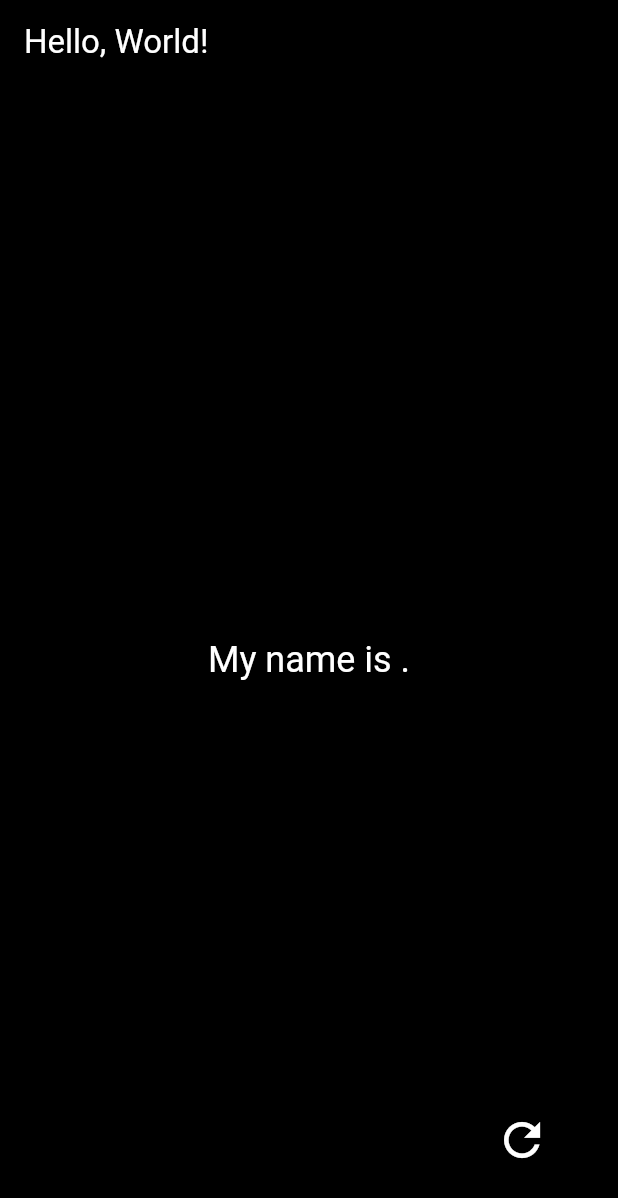
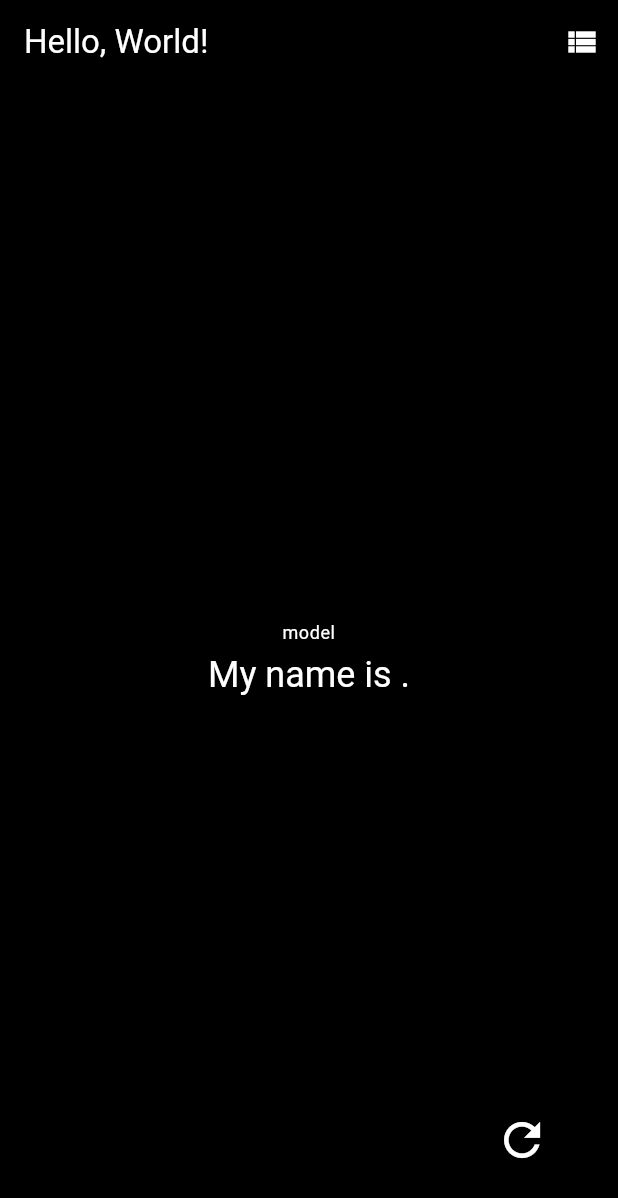
Before and after one commit to aurelitec/hello_world_informed, a Flutter app: the screen it shows after launch, after a tap on the "refresh" icon, on a phone screen of 412 x 824 dp. Shown: the top 1198 px of the screen. Run offline on Flutter 3.47's test engine with Material 2 defaults, Android fonts, the phone set to English and light mode, and no system bars; our stand-ins replace device_info_plus.

Commit message:
feat: Add info bit list screen

```diff
--- a/lib/common/app_strings.dart
+++ b/lib/common/app_strings.dart
@@ -12,6 +12,13 @@ const String appName = 'Hello World Informed';
 
 const String homeScreenTitle = 'Hello, World!';
 const String homeFabTooltip = 'Next random info bit';
+const String homeListTooltip = 'View all info bits';
 const String shareAction = 'Share...';
 const String rateAction = 'Rate app';
 const String appHomeAction = 'App homepage';
+
+// -----------------------------------------------------------------------------------------------
+// Info Bit List Screen
+// -----------------------------------------------------------------------------------------------
+
+const String infoBitListScreenTitle = 'All Info Bits';
--- a/lib/data/info_bits.dart
+++ b/lib/data/info_bits.dart
@@ -6,17 +6,17 @@ import 'package:device_info_plus/device_info_plus.dart';
 
 import 'info_bit.dart';
 
-List<InfoBit> _infoBits = <InfoBit>[];
+List<InfoBit> infoBits = <InfoBit>[];
 
 final Random _random = Random();
 
 void _addInfo(String title, String text, String? value) {
-  _infoBits.add(InfoBit(title: title, text: text, value: value));
+  infoBits.add(InfoBit(title: title, text: text, value: value));
 }
 
 InfoBit getRandomInfoBit() {
-  final int index = _random.nextInt(_infoBits.length);
-  return _infoBits[index];
+  final int index = _random.nextInt(infoBits.length);
+  return infoBits[index];
 }
 
 Future<void> buildInfoBits() async {
@@ -194,45 +194,45 @@ Future<void> buildInfoBits() async {
   // Android operating system version values
 
   _addInfo(
-    'baseOS',
+    'version.baseOS',
     'The base OS build I\'m based on is {INFO}.',
     info.version.baseOS,
   );
 
   _addInfo(
-    'codename',
+    'version.codename',
     'My current development codename is {INFO}.',
     info.version.codename,
   );
 
   _addInfo(
-    'incremental',
+    'version.incremental',
     '{INFO} is the internal value used by the underlying source control to represent my build.',
     info.version.incremental,
   );
 
   if (info.version.previewSdkInt != null) {
     _addInfo(
-      'previewSdkInt',
+      'version.previewSdkInt',
       'The developer preview revision of my pre-release SDK is {INFO}.',
       info.version.previewSdkInt.toString(),
     );
   }
 
   _addInfo(
-    'release',
+    'version.release',
     'My user-visible version string is {INFO}.',
     info.version.release,
   );
 
   _addInfo(
-    'sdkInt',
+    'version.sdkInt',
     'The user-visible SDK version of my framework is {INFO}.',
     info.version.sdkInt.toString(),
   );
 
   _addInfo(
-    'securityPatch',
+    'version.securityPatch',
     'My user-visible security patch level is {INFO}.',
     info.version.securityPatch,
   );
--- a/lib/screens/home_screen.dart
+++ b/lib/screens/home_screen.dart
@@ -4,6 +4,7 @@ import '../common/app_strings.dart' as app_strings;
 import '../data/info_bit.dart';
 import '../data/info_bits.dart';
 import '../widgets/info_bit_view.dart';
+import 'info_bit_list_screen.dart';
 
 class HomeScreen extends StatefulWidget {
   const HomeScreen({super.key});
@@ -32,11 +33,27 @@ class _HomeScreenState extends State<HomeScreen> {
     });
   }
 
+  void _gotoList() {
+    Navigator.push(
+      context,
+      MaterialPageRoute(
+        builder: (context) => const InfoBitListScreen(),
+      ),
+    );
+  }
+
   @override
   Widget build(BuildContext context) {
     return Scaffold(
       appBar: AppBar(
         title: const Text(app_strings.homeScreenTitle),
+        actions: [
+          IconButton(
+            icon: const Icon(Icons.view_list),
+            tooltip: app_strings.homeListTooltip,
+            onPressed: _gotoList,
+          ),
+        ],
       ),
       body: _infoBit != null ? InfoBitView(infoBit: _infoBit!) : Container(),
       floatingActionButton: FloatingActionButton.large(
--- a/lib/widgets/info_bit_view.dart
+++ b/lib/widgets/info_bit_view.dart
@@ -3,12 +3,43 @@ import 'package:flutter/material.dart';
 import '../data/info_bit.dart';
 
 class InfoBitView extends StatelessWidget {
-  const InfoBitView({Key? key, required this.infoBit}) : super(key: key);
+  const InfoBitView({
+    Key? key,
+    required this.infoBit,
+    this.isListView = false,
+  }) : super(key: key);
 
   final InfoBit infoBit;
 
+  final bool isListView;
+
   @override
   Widget build(BuildContext context) {
+    final TextAlign textAlign = isListView ? TextAlign.left : TextAlign.center;
+
+    return Padding(
+      padding: const EdgeInsets.all(16.0),
+      child: Column(
+        mainAxisAlignment: MainAxisAlignment.center,
+        crossAxisAlignment: CrossAxisAlignment.stretch,
+        children: [
+          Text(
+            infoBit.title,
+            style: Theme.of(context).textTheme.caption,
+            textAlign: textAlign,
+          ),
+          const SizedBox(height: 4.0),
+          RichText(
+            textAlign: textAlign,
+            text: TextSpan(
+              children: _parseInfoBit(),
+              style: Theme.of(context).textTheme.headline5,
+            ),
+          ),
+        ],
+      ),
+    );
+
     return Container(
       padding: const EdgeInsets.all(32),
       alignment: Alignment.center,
```
Also changed, not shown: lib/screens/info_bit_list_screen.dart (added, +30 -0 lines).
